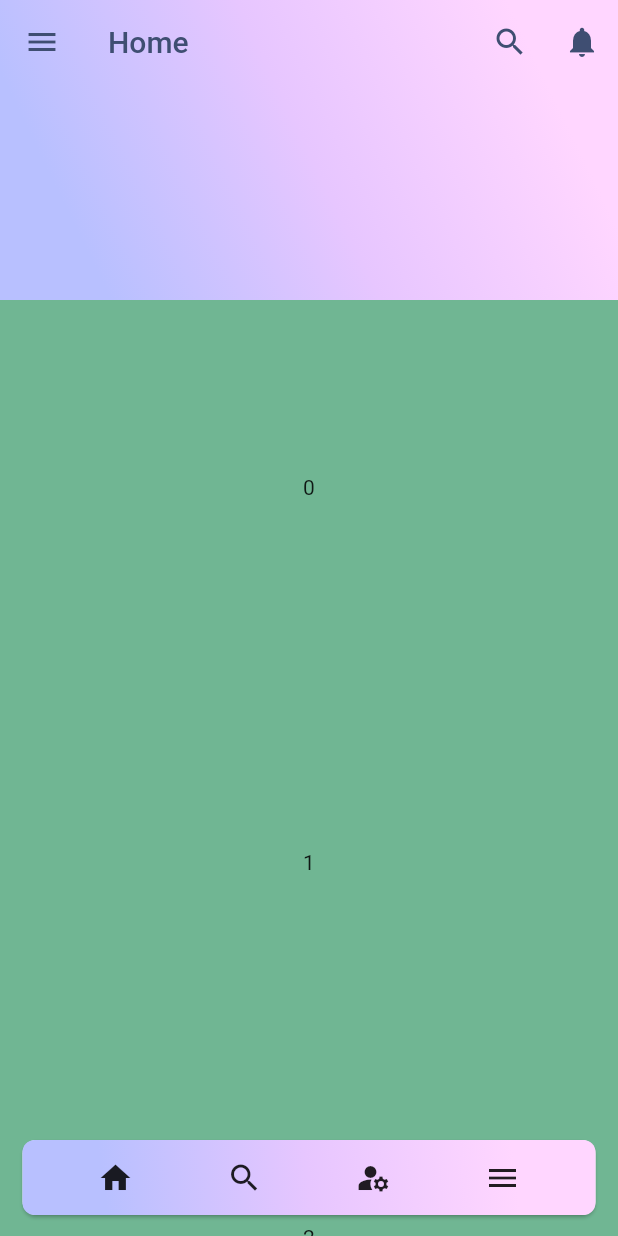
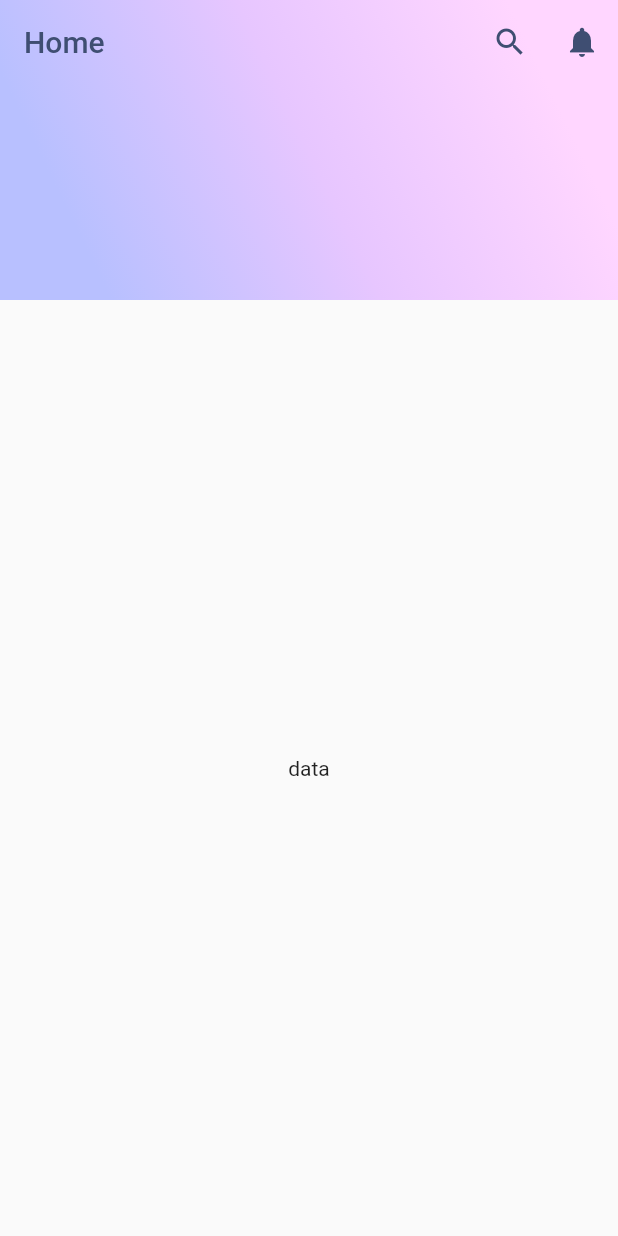
Before and after one commit to CoachSaab/handy, a Flutter app: the screen it shows after launch, on a phone screen of 412 x 824 dp. Run offline on Flutter 3.47's test engine with Material 2 defaults, Android fonts, the phone set to English and light mode, and no system bars; our stand-ins replace animated_text_kit.

Commit message:
Profile Page

```diff
--- a/lib/main.dart
+++ b/lib/main.dart
@@ -1,5 +1,5 @@
 import 'package:flutter/material.dart';
-import 'package:handy/pages/home/HomePage.dart';
+import 'package:handy/pages/profile/Profile.dart';
 import 'package:handy/utils/Theme/theme.dart';
 
 void main() {
@@ -13,7 +13,7 @@ class MyApp extends StatelessWidget {
     return MaterialApp(
       title: 'Flutter Demo',
       theme: lightTheme,
-      home: const HomePage(),
+      home: const ProfilePage(),
       debugShowCheckedModeBanner: false,
     );
   }
--- a/lib/pages/home/HomePage.dart
+++ b/lib/pages/home/HomePage.dart
@@ -18,7 +18,7 @@ class HomePage extends StatelessWidget {
           NestedScrollView(
               headerSliverBuilder: (context, innerBoxIsScrolled) => [CustomAppbar()],
               body: ListView.builder(
-                itemCount: 50,
+                itemCount: 0,
                 itemBuilder: (context, index) {
                 var k = Random();
                 int r = k.nextInt(200);
--- /dev/null
+++ b/lib/pages/profile/Profile.dart
@@ -0,0 +1,14 @@
+import 'package:flutter/material.dart';
+import 'package:handy/widgets/appbar/CustomAppBar.dart';
+class ProfilePage extends StatelessWidget {
+  const ProfilePage({super.key});
+
+  @override
+  Widget build(BuildContext context) {
+    return Scaffold(
+      body: NestedScrollView(
+          headerSliverBuilder: (context, innerBoxIsScrolled) => [CustomAppbar()],
+          body: Center(child: Text("data"),)),
+    );
+  }
+}
```
